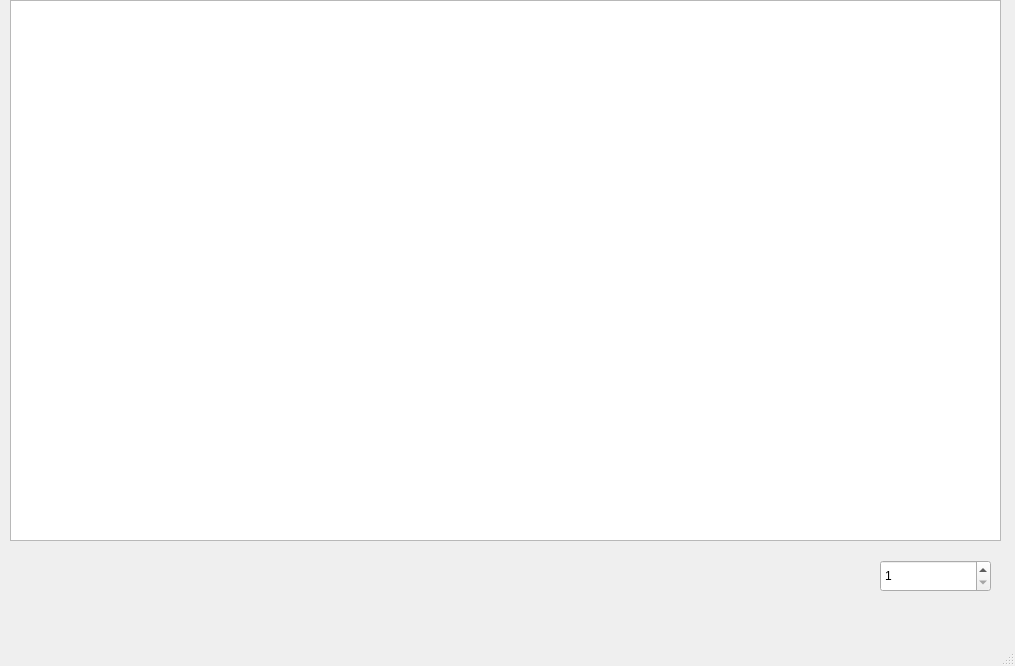
Above: 353501/Иваненко К.С./LabWork_4/Task_3/mainwindow.ui from xerxes228007/Fundamentals-of-algorithmization-and-programming before the change. Below: the same form after it.
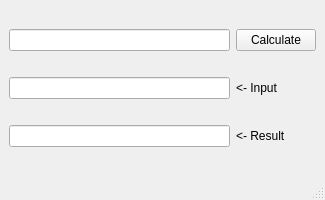
That is the form after the change.

What changed in the file:
```diff
--- a/353501/Иваненко К.С./LabWork_4/Task_3/mainwindow.ui
+++ b/353501/Иваненко К.С./LabWork_4/Task_3/mainwindow.ui
@@ -6,46 +6,64 @@
    <rect>
     <x>0</x>
     <y>0</y>
-    <width>1015</width>
-    <height>666</height>
+    <width>325</width>
+    <height>200</height>
    </rect>
   </property>
   <property name="minimumSize">
    <size>
-    <width>200</width>
-    <height>400</height>
+    <width>325</width>
+    <height>200</height>
    </size>
   </property>
   <property name="windowTitle">
    <string>MainWindow</string>
   </property>
   <widget class="QWidget" name="centralwidget">
-   <widget class="QGraphicsView" name="graphicsView">
-    <property name="geometry">
-     <rect>
-      <x>10</x>
-      <y>0</y>
-      <width>991</width>
-      <height>541</height>
-     </rect>
-    </property>
-   </widget>
-   <widget class="QSpinBox" name="spinBox">
-    <property name="geometry">
-     <rect>
-      <x>880</x>
-      <y>560</y>
-      <width>111</width>
-      <height>32</height>
-     </rect>
-    </property>
-    <property name="minimum">
-     <number>1</number>
-    </property>
-    <property name="maximum">
-     <number>100</number>
-    </property>
-   </widget>
+   <layout class="QHBoxLayout" name="horizontalLayout">
+    <item>
+     <layout class="QGridLayout" name="gridLayout">
+      <item row="0" column="0">
+       <widget class="QLineEdit" name="lineEdit"/>
+      </item>
+      <item row="0" column="1">
+       <widget class="QPushButton" name="pushButton">
+        <property name="text">
+         <string>Calculate</string>
+        </property>
+       </widget>
+      </item>
+      <item row="1" column="0">
+       <widget class="QLineEdit" name="lineEdit_2">
+        <property name="readOnly">
+         <bool>true</bool>
+        </property>
+       </widget>
+      </item>
+      <item row="1" column="1">
+       <widget class="QLabel" name="label">
+        <property name="text">
+         <string>&lt;- Input</string>
+        </property>
+       </widget>
+      </item>
+      <item row="2" column="0">
+       <widget class="QLineEdit" name="lineEdit_3">
+        <property name="readOnly">
+         <bool>true</bool>
+        </property>
+       </widget>
+      </item>
+      <item row="2" column="1">
+       <widget class="QLabel" name="label_2">
+        <property name="text">
+         <string>&lt;- Result</string>
+        </property>
+       </widget>
+      </item>
+     </layout>
+    </item>
+   </layout>
   </widget>
   <widget class="QMenuBar" name="menubar">
    <property name="geometry">
```
Left out of the diff: 2 changed lines with no effect on the pictures.
